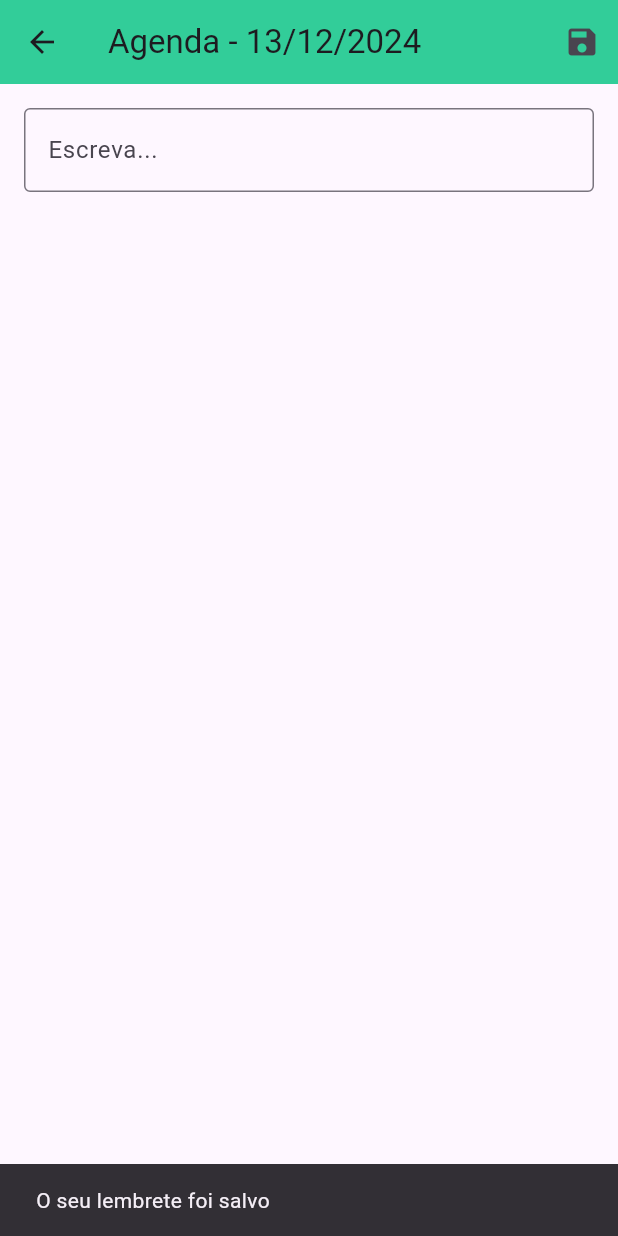
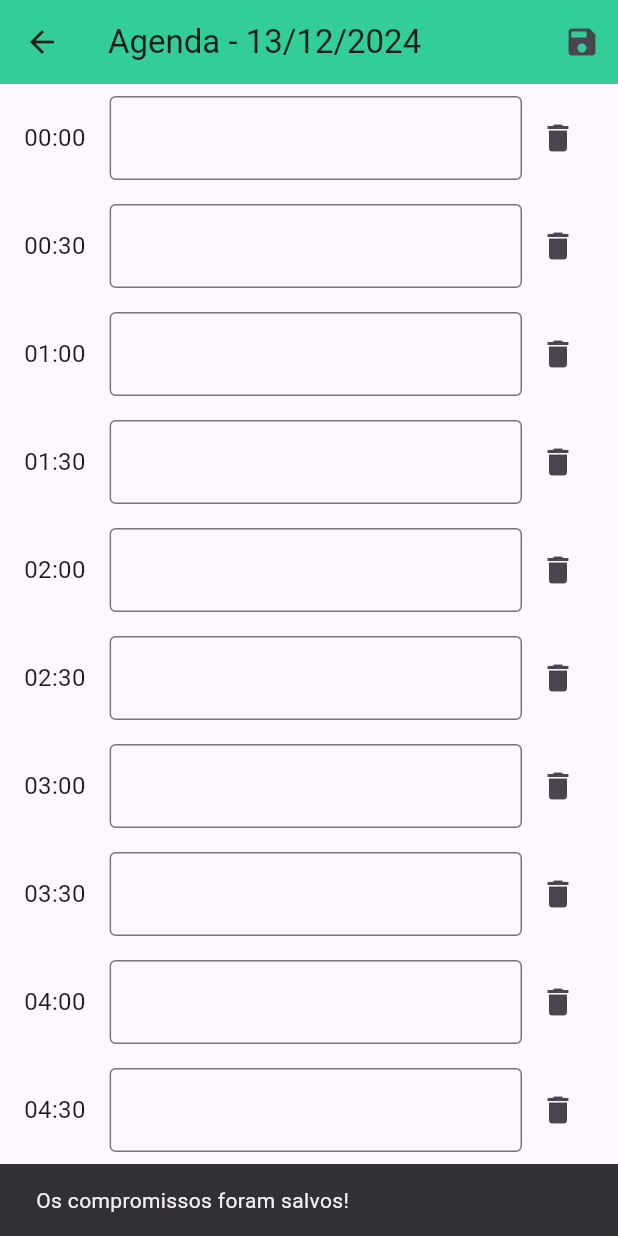
Before and after one commit to RONALDWITHER/Appdiariopessoal, a Flutter app: the AgendaScreen screen opened directly with empty values, after a tap on the "save" icon, on a phone screen of 412 x 824 dp. Run offline on Flutter 3.47's test engine with Material 3 defaults, Android fonts, the phone set to English and light mode, and no system bars; our stand-ins replace cloud_firestore, firebase_auth, firebase_core, firebase_storage, flutter_slidable, google_sign_in and 3 more; accounts and stored records are empty.

Commit message:
mudança em agenda

```diff
--- a/lib/drawer/calendario.dart
+++ b/lib/drawer/calendario.dart
@@ -337,7 +337,6 @@ class _TelaLembretesState extends State<TelaLembretes> {
     );
   }
 }
-
 class AgendaScreen extends StatefulWidget {
   final DateTime dataSelecionada;
 
@@ -348,40 +347,56 @@ class AgendaScreen extends StatefulWidget {
 }
 
 class _AgendaScreenState extends State<AgendaScreen> {
-  final TextEditingController _controller = TextEditingController();
   final FirebaseFirestore _firestore = FirebaseFirestore.instance;
+  final Map<String, TextEditingController> _controllers = {};
   bool _isSaving = false;
+
+  List<String> _horarios = [
+    for (int i = 0; i < 24; i++) for (int j = 0; j < 60; j += 30)
+      '${i.toString().padLeft(2, '0')}:${j.toString().padLeft(2, '0')}'
+  ];
 
   @override
   void initState() {
     super.initState();
-    _carregarAnotacao();
+    _carregarAnotacoes();
   }
 
-  void _carregarAnotacao() async {
+  void _carregarAnotacoes() async {
     final snapshot = await _firestore
         .collection('agendas')
         .doc('${widget.dataSelecionada.toIso8601String()}')
         .get();
 
     if (snapshot.exists) {
-      setState(() {
-        _controller.text = snapshot.data()?['lembrete'] ?? '';
-      });
+      final data = snapshot.data();
+      if (data != null) {
+        for (var horario in _horarios) {
+          _controllers[horario] = TextEditingController(
+            text: data[horario] ?? '',
+          );
+        }
+        setState(() {});
+      }
     }
   }
 
-  void _salvarAnotacao() async {
+  void _salvarAnotacoes() async {
     setState(() {
       _isSaving = true;
     });
+
+    final Map<String, String> anotacoes = {};
+    for (var horario in _horarios) {
+      anotacoes[horario] = _controllers[horario]?.text ?? '';
+    }
 
     await _firestore
         .collection('agendas')
         .doc('${widget.dataSelecionada.toIso8601String()}')
         .set({
-      'lembrete': _controller.text,
       'data': widget.dataSelecionada.toIso8601String(),
+      ...anotacoes,
       'timestamp': FieldValue.serverTimestamp(),
     });
 
@@ -390,10 +405,17 @@ class _AgendaScreenState extends State<AgendaScreen> {
     });
 
     ScaffoldMessenger.of(context).showSnackBar(
-      const SnackBar(content: Text('O seu lembrete foi salvo')),
+      const SnackBar(content: Text('Os compromissos foram salvos!')),
     );
   }
 
+  @override
+  void dispose() {
+    for (var controller in _controllers.values) {
+      controller.dispose();
+    }
+    super.dispose();
+  }
 @override
 Widget build(BuildContext context) {
   return Scaffold(
@@ -404,32 +426,48 @@ class _AgendaScreenState extends State<AgendaScreen> {
       actions: [
         IconButton(
           icon: const Icon(Icons.save),
-            onPressed: _salvarAnotacao,
+          onPressed: _salvarAnotacoes,
         ),
       ],
     ),
-      body: Padding(
-        padding: const EdgeInsets.all(16.0),
-        child: Column(
+    body: _isSaving
+        ? const Center(child: CircularProgressIndicator())
+        : ListView.builder(
+            itemCount: _horarios.length,
+            itemBuilder: (context, index) {
+              final horario = _horarios[index];
+              _controllers[horario] ??= TextEditingController();
+
+              return Padding(
+                padding: const EdgeInsets.symmetric(
+                    vertical: 8.0, horizontal: 16.0),
+                child: Row(
                   children: [
+                    Text(
+                      horario,
+                      style: const TextStyle(fontSize: 16),
+                    ),
+                    const SizedBox(width: 16),
                     Expanded(
                       child: TextField(
-                controller: _controller,
-                maxLines: null,
-                keyboardType: TextInputType.multiline,
+                        controller: _controllers[horario],
                         decoration: const InputDecoration(
-                  hintText: 'Escreva...',
                           border: OutlineInputBorder(),
                         ),
                       ),
                     ),
-            if (_isSaving)
-              const Padding(
-                padding: EdgeInsets.all(8.0),
-                child: CircularProgressIndicator(),
+                    IconButton(
+                      icon: const Icon(Icons.delete),
+                      onPressed: () {
+                        setState(() {
+                          _controllers[horario]?.clear();
+                        });
+                      },
                     ),
                   ],
                 ),
+              );
+            },
           ),
   );
 }
```
Lines whose indentation alone changed are shown as unchanged.
